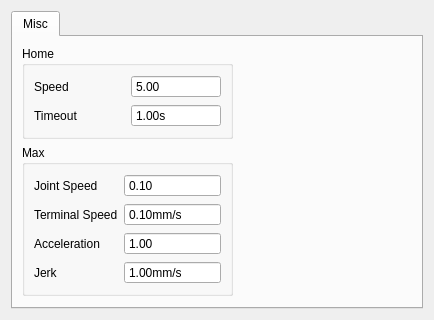
ww4u/mct-t4, file source/plugin/t4/advpara.ui: the form before one commit.
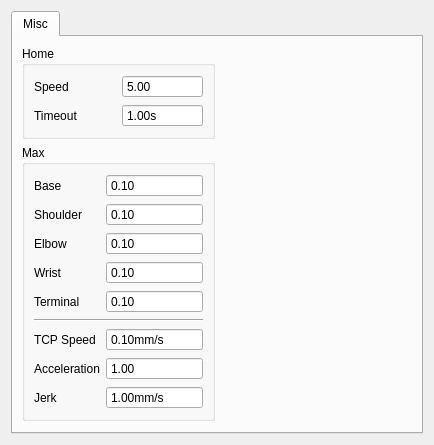
The form after the commit.

Commit message: max joints speed

What changed in the file:
```diff
--- a/source/plugin/t4/advpara.ui
+++ b/source/plugin/t4/advpara.ui
@@ -7,7 +7,7 @@
     <x>0</x>
     <y>0</y>
     <width>434</width>
-    <height>314</height>
+    <height>363</height>
    </rect>
   </property>
   <property name="windowTitle">
@@ -53,7 +53,14 @@
           <string>Max</string>
          </property>
          <layout class="QGridLayout" name="gridLayout_3">
-          <item row="3" column="1">
+          <item row="4" column="0">
+           <widget class="QLabel" name="label_10">
+            <property name="text">
+             <string>Terminal</string>
+            </property>
+           </widget>
+          </item>
+          <item row="8" column="1">
            <widget class="QDoubleSpinBox" name="spinJerk">
             <property name="buttonSymbols">
              <enum>QAbstractSpinBox::NoButtons</enum>
@@ -69,7 +76,14 @@
             </property>
            </widget>
           </item>
-          <item row="2" column="1">
+          <item row="7" column="0">
+           <widget class="QLabel" name="label_3">
+            <property name="text">
+             <string>Acceleration</string>
+            </property>
+           </widget>
+          </item>
+          <item row="7" column="1">
            <widget class="QDoubleSpinBox" name="spinAcc">
             <property name="buttonSymbols">
              <enum>QAbstractSpinBox::NoButtons</enum>
@@ -82,54 +96,127 @@
             </property>
            </widget>
           </item>
-          <item row="3" column="0">
+          <item row="8" column="0">
            <widget class="QLabel" name="label_4">
             <property name="text">
              <string>Jerk</string>
             </property>
            </widget>
           </item>
-          <item row="2" column="0">
-           <widget class="QLabel" name="label_3">
+          <item row="0" column="1">
+           <widget class="QDoubleSpinBox" name="spinJoint0Speed">
+            <property name="buttonSymbols">
+             <enum>QAbstractSpinBox::NoButtons</enum>
+            </property>
+            <property name="minimum">
+             <double>0.100000000000000</double>
+            </property>
+            <property name="maximum">
+             <double>1000000.000000000000000</double>
+            </property>
+           </widget>
+          </item>
+          <item row="6" column="1">
+           <widget class="QDoubleSpinBox" name="spinTerminalSpeed">
+            <property name="buttonSymbols">
+             <enum>QAbstractSpinBox::NoButtons</enum>
+            </property>
+            <property name="suffix">
+             <string>mm/s</string>
+            </property>
+            <property name="minimum">
+             <double>0.100000000000000</double>
+            </property>
+            <property name="maximum">
+             <double>1000000.000000000000000</double>
+            </property>
+           </widget>
+          </item>
+          <item row="6" column="0">
+           <widget class="QLabel" name="label_6">
             <property name="text">
-             <string>Acceleration</string>
+             <string>TCP Speed</string>
             </property>
            </widget>
           </item>
           <item row="0" column="0">
            <widget class="QLabel" name="label_5">
             <property name="text">
-             <string>Joint Speed</string>
-            </property>
-           </widget>
-          </item>
-          <item row="0" column="1">
-           <widget class="QDoubleSpinBox" name="spinJointSpeed">
-            <property name="buttonSymbols">
-             <enum>QAbstractSpinBox::NoButtons</enum>
-            </property>
-            <property name="minimum">
-             <double>0.100000000000000</double>
-            </property>
-            <property name="maximum">
-             <double>1000000.000000000000000</double>
+             <string>Base</string>
             </property>
            </widget>
           </item>
           <item row="1" column="0">
-           <widget class="QLabel" name="label_6">
+           <widget class="QLabel" name="label_7">
             <property name="text">
-             <string>Terminal Speed</string>
+             <string>Shoulder</string>
+            </property>
+           </widget>
+          </item>
+          <item row="2" column="0">
+           <widget class="QLabel" name="label_8">
+            <property name="text">
+             <string>Elbow</string>
+            </property>
+           </widget>
+          </item>
+          <item row="3" column="0">
+           <widget class="QLabel" name="label_9">
+            <property name="text">
+             <string>Wrist</string>
+            </property>
+           </widget>
+          </item>
+          <item row="5" column="0" colspan="2">
+           <widget class="Line" name="line">
+            <property name="orientation">
+             <enum>Qt::Horizontal</enum>
             </property>
            </widget>
           </item>
           <item row="1" column="1">
-           <widget class="QDoubleSpinBox" name="spinTerminalSpeed">
+           <widget class="QDoubleSpinBox" name="spinJoint1Speed">
             <property name="buttonSymbols">
              <enum>QAbstractSpinBox::NoButtons</enum>
             </property>
-            <property name="suffix">
-             <string>mm/s</string>
+            <property name="minimum">
+             <double>0.100000000000000</double>
+            </property>
+            <property name="maximum">
+             <double>1000000.000000000000000</double>
+            </property>
+           </widget>
+          </item>
+          <item row="2" column="1">
+           <widget class="QDoubleSpinBox" name="spinJoint2Speed">
+            <property name="buttonSymbols">
+             <enum>QAbstractSpinBox::NoButtons</enum>
+            </property>
+            <property name="minimum">
+             <double>0.100000000000000</double>
+            </property>
+            <property name="maximum">
+             <double>1000000.000000000000000</double>
+            </property>
+           </widget>
+          </item>
+          <item row="3" column="1">
+           <widget class="QDoubleSpinBox" name="spinJoint3Speed">
+            <property name="buttonSymbols">
+             <enum>QAbstractSpinBox::NoButtons</enum>
+            </property>
+            <property name="minimum">
+             <double>0.100000000000000</double>
+            </property>
+            <property name="maximum">
+             <double>1000000.000000000000000</double>
+            </property>
+           </widget>
+          </item>
+          <item row="4" column="1">
+           <widget class="QDoubleSpinBox" name="spinJoint4Speed">
+            <property name="buttonSymbols">
+             <enum>QAbstractSpinBox::NoButtons</enum>
             </property>
             <property name="minimum">
              <double>0.100000000000000</double>
```
The commit also changes 4 other files.
